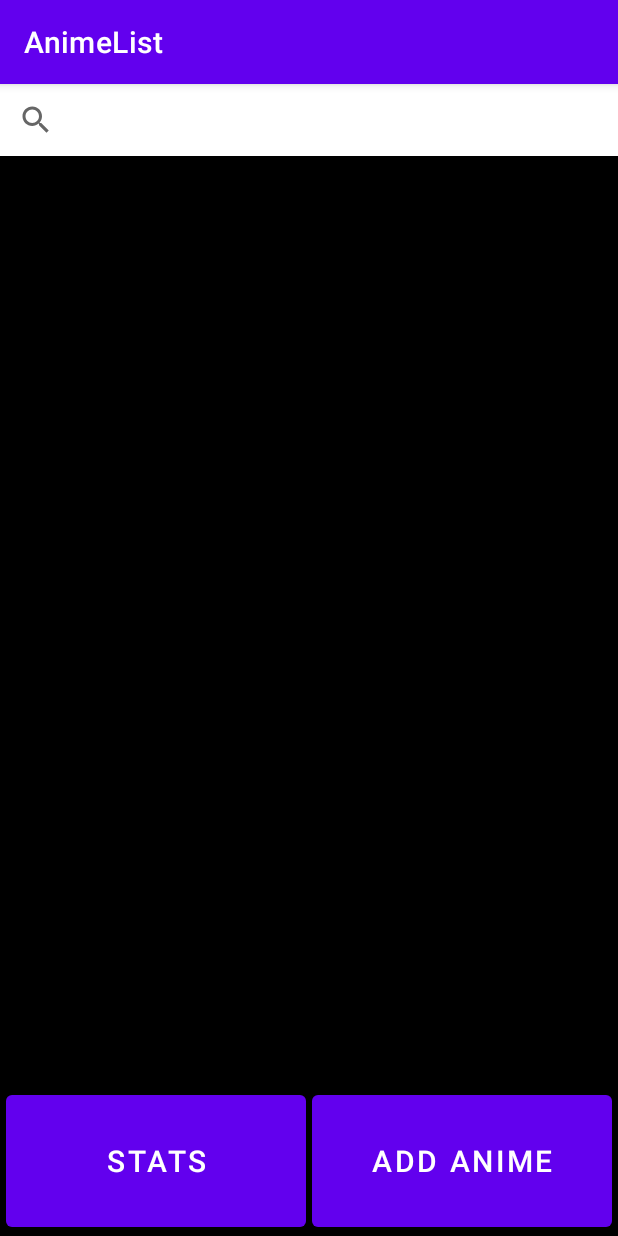
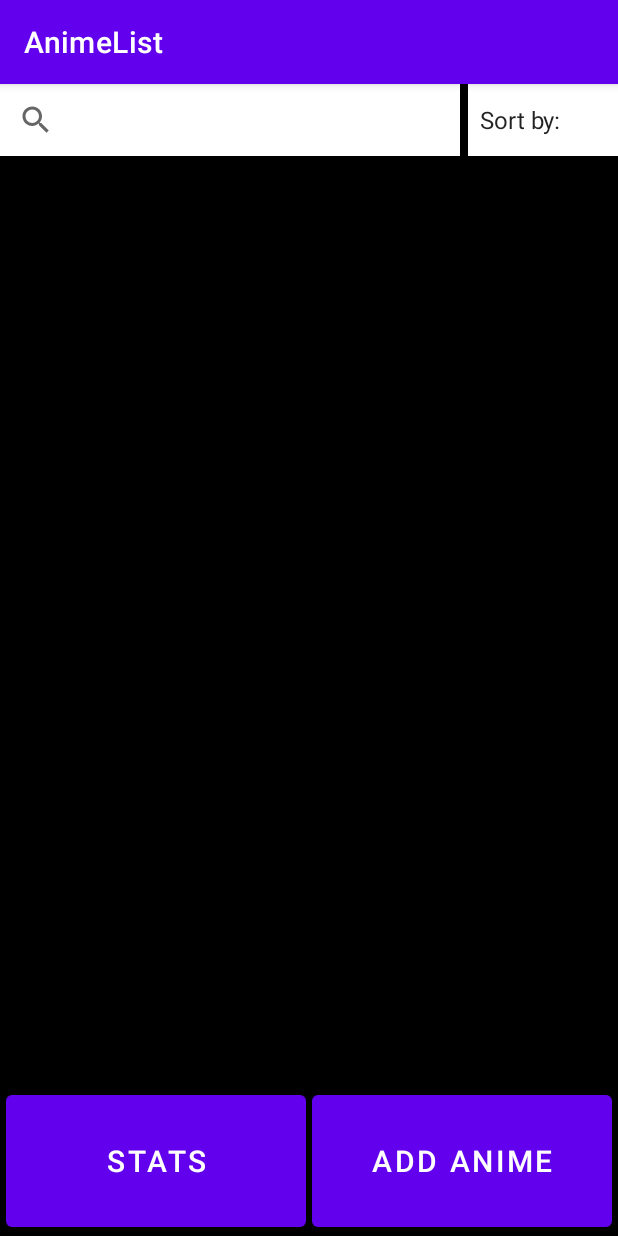
Before and after one commit to DylanOsborne/AnimeList, an Android app: the screen it shows after launch (MainActivity), on a phone screen of 412 x 824 dp. Run offline under Robolectric (Android 15) with nearby library versions, the phone set to English and light mode, and no system bars; our stand-ins replace Room's generated code.

Commit message:
Added functionality to the search bar Added a sorting option Fixed error when adding new anime and not filling all the fields Added a pop up text saying when an anime was not added Added a pop up text saying when anime an anime was added successfully Added a pop up text saying when anime was deleted successfully

```diff
--- a/app/src/main/java/com/example/animelist/DataStore/AnimeDao.java
+++ b/app/src/main/java/com/example/animelist/DataStore/AnimeDao.java
@@ -27,7 +27,4 @@ public interface AnimeDao {
 
     @Update
     void updateAnime(Anime anime);
-
-    @Query("SELECT COUNT(*) FROM anime_table")
-    int getAnimeCount();
 }
--- a/app/src/main/java/com/example/animelist/MainActivity.java
+++ b/app/src/main/java/com/example/animelist/MainActivity.java
@@ -9,15 +9,26 @@ import androidx.recyclerview.widget.RecyclerView;
 
 import android.content.Intent;
 import android.os.Bundle;
+import android.view.View;
+import android.widget.AdapterView;
+import android.widget.ArrayAdapter;
 import android.widget.Button;
+import android.widget.SearchView;
+import android.widget.Spinner;
 
 import com.example.animelist.DataStore.Anime;
 import com.example.animelist.DataStore.AnimeViewModel;
 import com.example.animelist.RecyclerView.AnimeListAdapter;
 
+import java.util.ArrayList;
+import java.util.Collections;
+import java.util.List;
+
 public class MainActivity extends AppCompatActivity {
 
     private AnimeViewModel mAnimeViewModel;
+    private AnimeListAdapter adapter;
+    private RecyclerView recyclerView;
 
     @Override
     protected void onCreate(Bundle savedInstanceState) {
@@ -26,8 +37,8 @@ public class MainActivity extends AppCompatActivity {
 
         mAnimeViewModel = new ViewModelProvider(this).get(AnimeViewModel.class);
 
-        RecyclerView recyclerView = findViewById(R.id.recyclerview);
-        final AnimeListAdapter adapter = new AnimeListAdapter(new AnimeListAdapter.AnimeDiff(), mAnimeViewModel);
+        recyclerView = findViewById(R.id.recyclerview);
+        adapter = new AnimeListAdapter(new AnimeListAdapter.AnimeDiff(), mAnimeViewModel, this);
         recyclerView.setAdapter(adapter);
         recyclerView.setLayoutManager(new LinearLayoutManager(this));
 
@@ -44,8 +55,59 @@ public class MainActivity extends AppCompatActivity {
             Intent intent = new Intent(this, StatsActivity.class);
             startActivity(intent);
         });
+
+        SearchView searchBar = findViewById(R.id.searchView);
+        searchBar.setOnQueryTextListener(new SearchView.OnQueryTextListener() {
+            @Override
+            public boolean onQueryTextSubmit(String query) {
+                return false;
+            }
+
+            @Override
+            public boolean onQueryTextChange(String newText) {
+                adapter.getFilter().filter(newText);
+                return true;
+            }
+        });
+
+        Spinner sortSpinner = findViewById(R.id.sortingSpinner);
+        ArrayAdapter<CharSequence> spinnerAdapter = ArrayAdapter.createFromResource(this,R.array.sort_options, android.R.layout.simple_spinner_item);
+        spinnerAdapter.setDropDownViewResource(android.R.layout.simple_spinner_dropdown_item);
+        sortSpinner.setAdapter(spinnerAdapter);
+
+        sortSpinner.setOnItemSelectedListener(new AdapterView.OnItemSelectedListener() {
+            @Override
+            public void onItemSelected(AdapterView<?> parentView, View selectedItemView, int position, long id) {
+                String selectedOption = parentView.getItemAtPosition(position).toString();
+                if (!selectedOption.equals("Sort by")) {
+                    sortList(selectedOption);
+                }
+            }
+
+            @Override
+            public void onNothingSelected(AdapterView<?> parentView) {
+                // Do nothing
+            }
+        });
     }
 
+    private void sortList(String selectedOption) {
+        List<Anime> currentList = new ArrayList<>(adapter.getCurrentList());
+
+        switch (selectedOption) {
+            case "Name":
+                Collections.sort(currentList, (anime1, anime2) ->
+                        anime1.getAnimeName().compareToIgnoreCase(anime2.getAnimeName()));
+                break;
+            case "Completion":
+                Collections.sort(currentList, (anime1, anime2) ->
+                        Boolean.compare(anime1.isCompleted(), anime2.isCompleted()));
+                break;
+        }
+
+        adapter.submitList(currentList);
+        recyclerView.scrollToPosition(0);
+    }
 
     ActivityResultLauncher<Intent> addAnimeActivityLaunch = registerForActivityResult(
         new ActivityResultContracts.StartActivityForResult(),
--- a/app/src/main/res/drawable/borders.xml
+++ b/app/src/main/res/drawable/borders.xml
@@ -1,6 +1,6 @@
 <?xml version="1.0" encoding="utf-8"?>
 <shape xmlns:android="http://schemas.android.com/apk/res/android" android:shape="rectangle" >
     <solid android:color="@android:color/white" />
-    <stroke android:width="1dip" android:color="#4fa5d5"/>
+    <stroke android:width="2dip" android:color="@color/black"/>
     <padding android:bottom="10dp" android:left="10dp" android:right="10dp" android:top="10dp"/>
 </shape>
--- a/app/src/main/res/layout/activity_main.xml
+++ b/app/src/main/res/layout/activity_main.xml
@@ -11,10 +11,25 @@
         android:id="@+id/searchView"
         android:layout_width="match_parent"
         android:layout_height="wrap_content"
+        android:layout_marginEnd="105dp"
+        android:background="@color/white"
         app:layout_constraintEnd_toEndOf="parent"
         app:layout_constraintStart_toStartOf="parent"
-        app:layout_constraintTop_toTopOf="parent"
-        android:background="@color/white"/>
+        app:layout_constraintTop_toTopOf="parent">
+
+    </SearchView>
+
+    <Spinner
+        android:id="@+id/sortingSpinner"
+        android:layout_width="100dp"
+        android:layout_height="48dp"
+        android:layout_marginStart="5dp"
+        android:background="@color/white"
+        android:entries="@array/sort_options"
+        app:layout_constraintBottom_toBottomOf="@+id/searchView"
+        app:layout_constraintEnd_toEndOf="parent"
+        app:layout_constraintStart_toEndOf="@+id/searchView"
+        app:layout_constraintTop_toTopOf="parent" />
 
     <androidx.recyclerview.widget.RecyclerView
         android:id="@+id/recyclerview"
--- a/app/src/main/res/values/strings.xml
+++ b/app/src/main/res/values/strings.xml
@@ -25,4 +25,10 @@
     <string name="conformation_Text">Are you sure you wish to delete this entry?</string>
     <string name="conformation_Yes">YES</string>
     <string name="conformation_No">NO</string>
+
+    <string-array name="sort_options">
+        <item>Sort by: </item>
+        <item>Name</item>
+        <item>Completion</item>
+    </string-array>
 </resources>
```
Also changed, not shown: app/src/main/java/com/example/animelist/NewAnimeActivity.java (+5 -3 lines), app/src/main/java/com/example/animelist/RecyclerView/AnimeListAdapter.java (+53 -3 lines).
